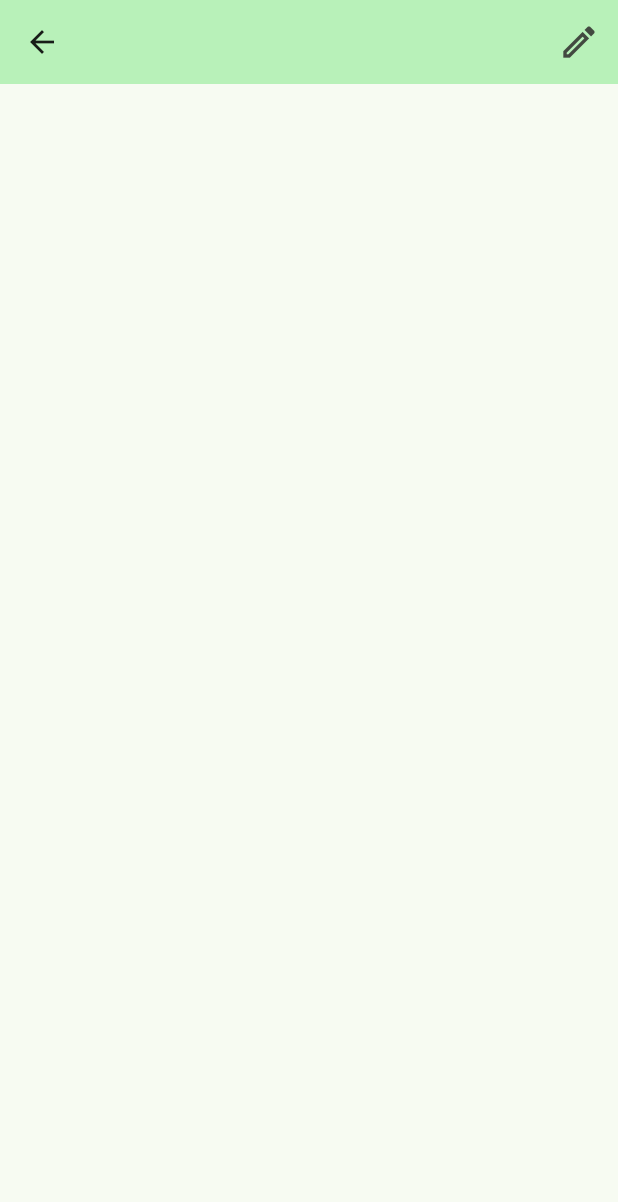
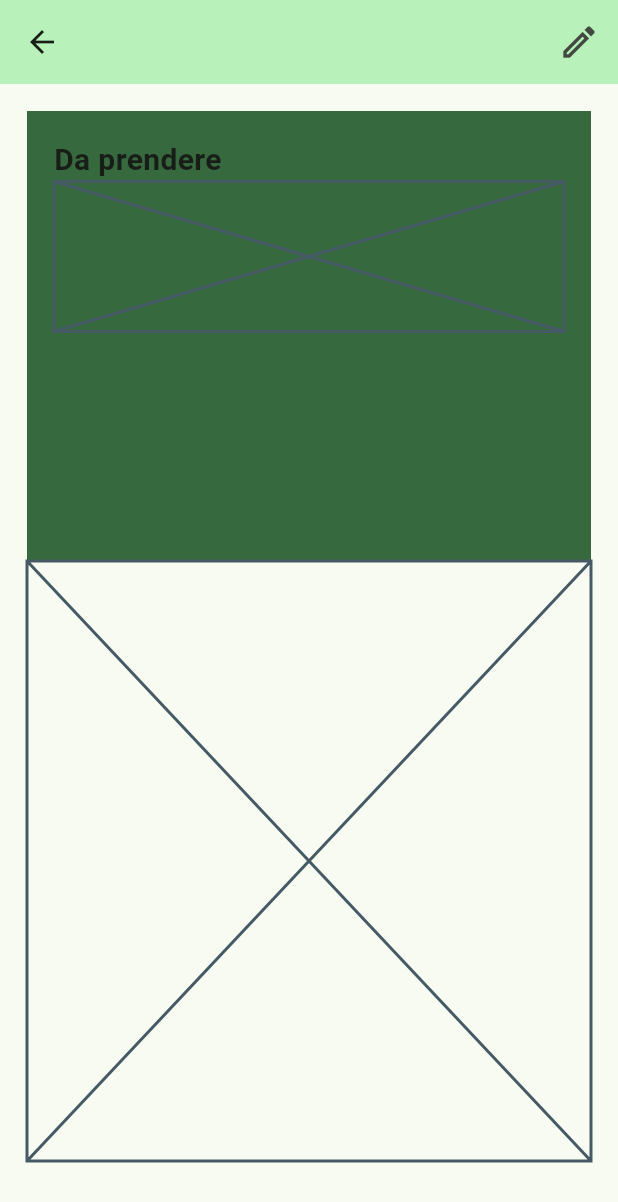
Before and after one commit to E-d-o/FoodPlan, a Flutter app: the SingleListPage screen opened directly, on a phone screen of 412 x 824 dp. Shown: the top 1202 px of the screen. Run offline on Flutter 3.47's test engine with Material 3 defaults, Android fonts, the light colour scheme and no system bars.

Commit message:
Began working on Single page

```diff
--- a/lib/single_list_page.dart
+++ b/lib/single_list_page.dart
@@ -16,7 +16,47 @@ class _SingleListPageState extends State<SingleListPage> {
         backgroundColor: Theme.of(context).colorScheme.primaryContainer,
         actionsPadding: EdgeInsets.symmetric(horizontal: 12),
       ),
-      body: Column(children: [SizedBox(height: 500, width: 500)]),
+      body: BodyContent(),
     );
   }
 }
+
+class BodyContent extends StatelessWidget {
+  const BodyContent({super.key});
+
+  @override
+  Widget build(BuildContext context) {
+    return SingleChildScrollView(
+      padding: EdgeInsets.all(18),
+      child: Column(children: [_NeededItems(), _AtHomeItems()]),
+    );
+  }
+}
+
+class _NeededItems extends StatelessWidget {
+  @override
+  Widget build(BuildContext context) {
+    return Container(
+      height: 300,
+      padding: EdgeInsets.all(18),
+      width: double.infinity,
+      color: Theme.of(context).primaryColor,
+      child: Column(
+        children: [
+          Row(
+            mainAxisAlignment: MainAxisAlignment.start,
+            children: [Text("Da prendere")],
+          ),
+          Placeholder(fallbackHeight: 100, fallbackWidth: double.infinity),
+        ],
+      ),
+    );
+  }
+}
+
+class _AtHomeItems extends StatelessWidget {
+  @override
+  Widget build(BuildContext context) {
+    return Placeholder();
+  }
+}
```
